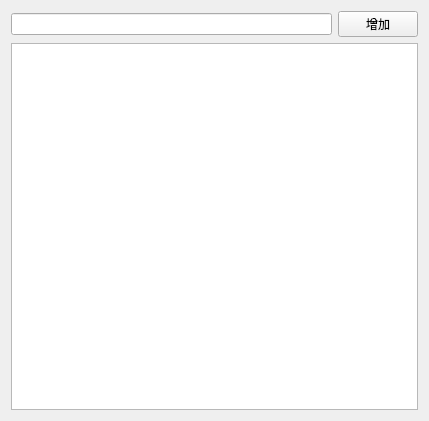
First picture: the form in SIMS/ProjectList.ui, repository demonpi/SIMS, before the edit.
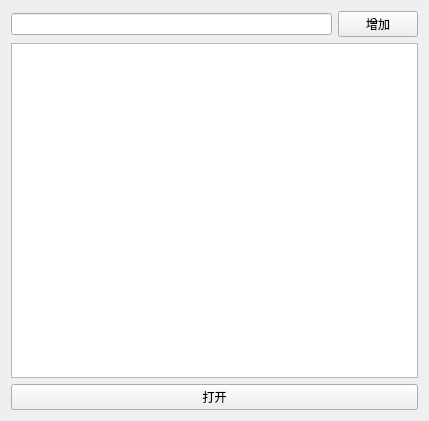
Second picture: the form after the edit.

Diff of the .ui file:
```diff
--- a/SIMS/ProjectList.ui
+++ b/SIMS/ProjectList.ui
@@ -31,6 +31,13 @@
    <item>
     <widget class="QListView" name="project_LV"/>
    </item>
+   <item>
+    <widget class="QPushButton" name="open_PB">
+     <property name="text">
+      <string>打开</string>
+     </property>
+    </widget>
+   </item>
   </layout>
  </widget>
  <layoutdefault spacing="6" margin="11"/>
```
Left out of the diff: 2 changed lines with no effect on the pictures.
